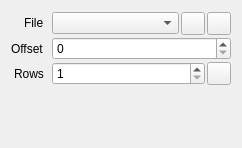
The window that src/session/BufferProperties.ui (houmain/gpupad) describes before a commit, drawn with Qt 5.
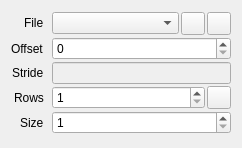
The same window after the commit. Icons and pictures are not drawn. Custom widgets are drawn as their Qt base class.

Commit message: Deduce buffer row count button

```diff
--- a/src/session/BufferProperties.ui
+++ b/src/session/BufferProperties.ui
@@ -111,13 +111,27 @@
       </widget>
      </item>
      <item row="2" column="0">
+      <widget class="QLabel" name="labelStride">
+       <property name="text">
+        <string>Stride</string>
+       </property>
+      </widget>
+     </item>
+     <item row="2" column="1">
+      <widget class="QLineEdit" name="stride">
+       <property name="enabled">
+        <bool>false</bool>
+       </property>
+      </widget>
+     </item>
+     <item row="3" column="0">
       <widget class="QLabel" name="labelRows">
        <property name="text">
         <string>Rows</string>
        </property>
       </widget>
      </item>
-     <item row="2" column="1">
+     <item row="3" column="1">
       <widget class="QWidget" name="widgetRows" native="true">
        <layout class="QHBoxLayout" name="horizontalLayout">
         <property name="spacing">
@@ -168,6 +182,32 @@
        </layout>
       </widget>
      </item>
+     <item row="4" column="0">
+      <widget class="QLabel" name="labelSize">
+       <property name="text">
+        <string>Size</string>
+       </property>
+      </widget>
+     </item>
+     <item row="4" column="1">
+      <widget class="QSpinBox" name="size">
+       <property name="minimumSize">
+        <size>
+         <width>1</width>
+         <height>0</height>
+        </size>
+       </property>
+       <property name="accelerated">
+        <bool>true</bool>
+       </property>
+       <property name="minimum">
+        <number>1</number>
+       </property>
+       <property name="maximum">
+        <number>1073741824</number>
+       </property>
+      </widget>
+     </item>
     </layout>
    </item>
   </layout>
```
The commit also changes 2 other files.
